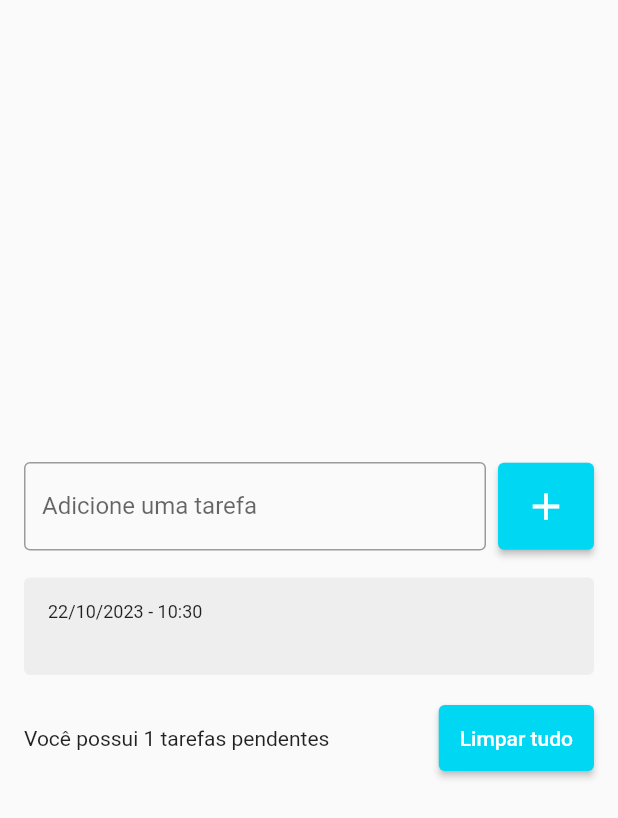
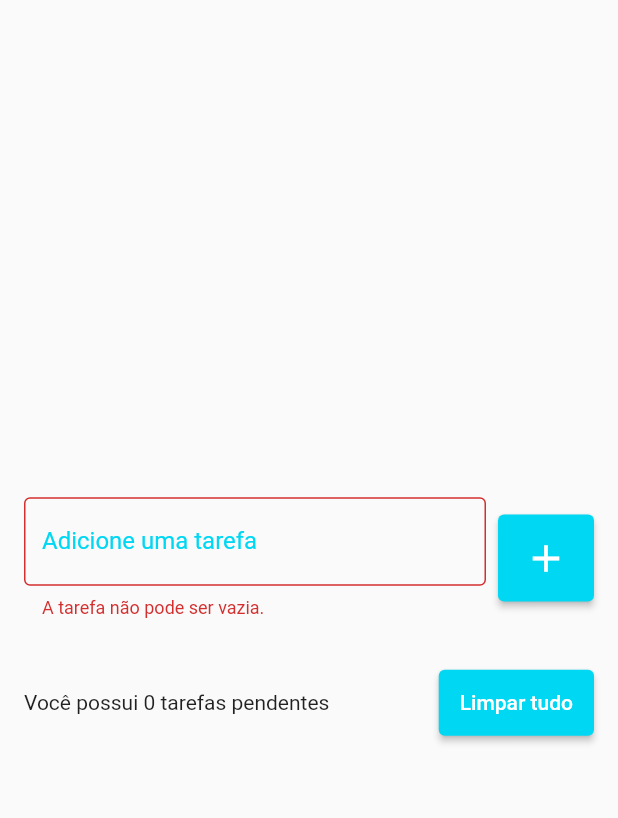
Before and after one commit to jonasaugust1/todo_list-flutter, a Flutter app: the screen it shows after launch, after a tap on the "add" icon, on a phone screen of 412 x 824 dp. Shown: the top 818 px of the screen. Run offline on Flutter 3.47's test engine with Material 2 defaults, Android fonts, the phone set to English and light mode, and no system bars; drawn by our look-alikes of flutter_slidable; our stand-ins replace shared_preferences.

Commit message:
Refactoring code

```diff
--- a/lib/models/todo.dart
+++ b/lib/models/todo.dart
@@ -7,11 +7,4 @@ class Todo {
 
   String title;
   DateTime dateTime;
-
-  Map<String, dynamic> toJson() {
-    return {
-      'title': title,
-      'datetime': dateTime.toIso8601String(),
-    };
-  }
 }
--- a/lib/pages/todo_list_page.dart
+++ b/lib/pages/todo_list_page.dart
@@ -2,6 +2,8 @@ import 'package:flutter/material.dart';
 import 'package:todo_list/models/todo.dart';
 import 'package:todo_list/repositories/todo_repository.dart';
 import 'package:todo_list/widgets/todo_list_item.dart';
+
+const int primaryColor = 0xff00d7f3;
 
 class TodoListPage extends StatefulWidget {
   const TodoListPage({Key? key}) : super(key: key);
@@ -17,6 +19,7 @@ class _TodoListPageState extends State<TodoListPage> {
   List<Todo> todos = [];
   Todo? deletedTodo;
   int? deletedTodoPosition;
+  String? errorText;
 
   @override
   void initState(){
@@ -44,28 +47,29 @@ class _TodoListPageState extends State<TodoListPage> {
                     Expanded(
                       child: TextField(
                         controller: todoController,
-                        decoration: const InputDecoration(
-                          border: OutlineInputBorder(),
+                        decoration: InputDecoration(
+                          border: const OutlineInputBorder(),
                           labelText: 'Adicione uma tarefa',
                           hintText: 'Ex: Estudar Flutter',
+                          errorText: errorText,
+                          focusedBorder: const OutlineInputBorder(
+                            borderSide: BorderSide(
+                              color: Color(primaryColor),
+                              width: 2,
+                            )
+                          ),
+                          labelStyle: const TextStyle(
+                            color: Color(primaryColor),
+                          )
                         ),
                       ),
                     ),
                     const SizedBox(width: 8),
                     ElevatedButton(
-                      onPressed: () {
-                        setState(() {
-                          Todo newTodo = Todo(
-                              title: todoController.text,
-                              dateTime: DateTime.now());
-                          todos.add(newTodo);
-                        });
-                        todoController.clear();
-                        todoRepository.saveTodoList(todos);
-                      },
+                      onPressed: saveTodo,
                       style: ButtonStyle(
                           backgroundColor: MaterialStateProperty.all(
-                              const Color(0xff00d7f3)),
+                              const Color(primaryColor)),
                           padding: MaterialStateProperty.all(
                               const EdgeInsets.all(14))),
                       child: const Icon(
@@ -99,7 +103,7 @@ class _TodoListPageState extends State<TodoListPage> {
                         },
                         style: ButtonStyle(
                           backgroundColor: MaterialStateProperty.all(
-                              const Color(0xff00d7f3)),
+                              const Color(primaryColor)),
                           padding: MaterialStateProperty.all(
                               const EdgeInsets.all(14)),
                         ),
@@ -117,6 +121,26 @@ class _TodoListPageState extends State<TodoListPage> {
     );
   }
 
+  void saveTodo() {
+    if(todoController.text.isEmpty) {
+      setState(() {
+        errorText = 'A tarefa não pode ser vazia.';
+      });
+
+      return;
+    }
+
+    setState(() {
+      Todo newTodo = Todo(
+          title: todoController.text,
+          dateTime: DateTime.now());
+      todos.add(newTodo);
+      errorText = null;
+    });
+    todoController.clear();
+    todoRepository.saveTodoList(todos);
+  }
+
   void onDelete(BuildContext context, Todo todo) {
     deletedTodo = todo;
     deletedTodoPosition = todos.indexOf(todo);
@@ -127,6 +151,10 @@ class _TodoListPageState extends State<TodoListPage> {
 
     todoRepository.saveTodoList(todos);
 
+    removeAndAskToUndoDelete(todo);
+  }
+
+  void removeAndAskToUndoDelete(Todo todo) {
     ScaffoldMessenger.of(context).clearSnackBars();
 
     ScaffoldMessenger.of(context).showSnackBar(SnackBar(
@@ -137,7 +165,7 @@ class _TodoListPageState extends State<TodoListPage> {
       backgroundColor: Colors.white,
       action: SnackBarAction(
         label: 'Desfazer',
-        textColor: const Color(0xff00d7f3),
+        textColor: const Color(primaryColor),
         onPressed: () {
           setState(() {
             todos.insert(deletedTodoPosition!, deletedTodo!);
--- a/lib/widgets/todo_list_item.dart
+++ b/lib/widgets/todo_list_item.dart
@@ -16,7 +16,7 @@ class TodoListItem extends StatelessWidget {
       padding: const EdgeInsets.symmetric(vertical: 2),
       child: Slidable(
           endActionPane: ActionPane(
-            motion: DrawerMotion(),
+            motion: const DrawerMotion(),
             extentRatio: 0.25,
             children: [
               SlidableAction(
```
